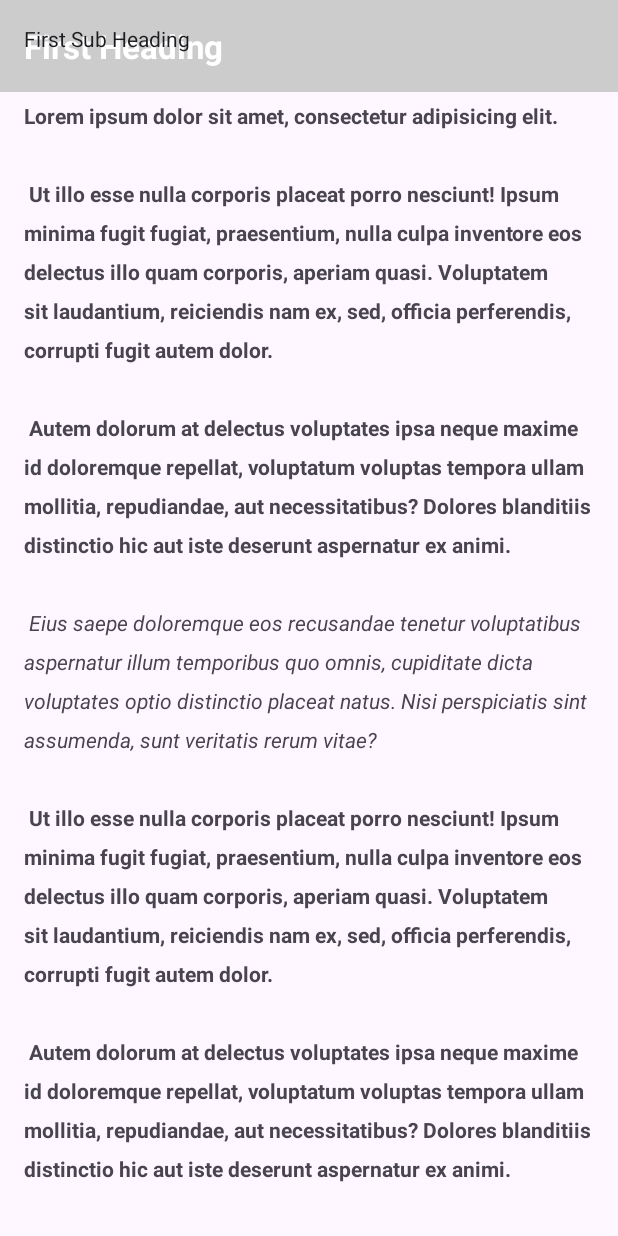
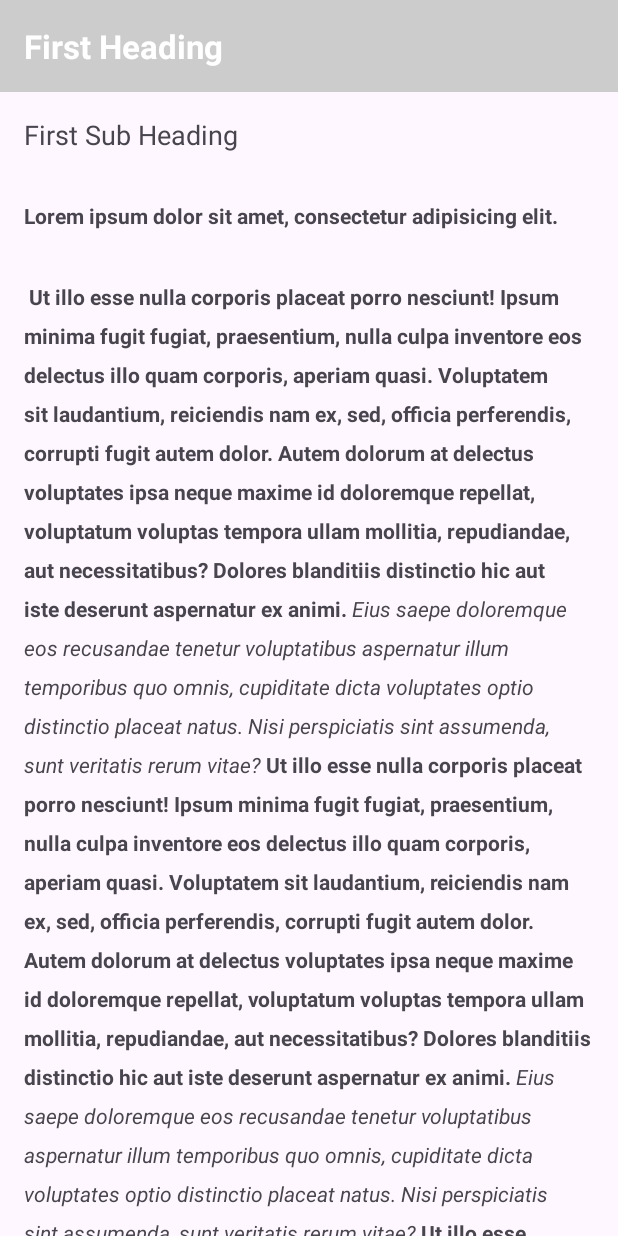
Before and after one commit to barfaibista-cmyk/android-scrolling-text, an Android app: the screen it shows after launch (MainActivity), on a phone screen of 412 x 824 dp. Run offline under Robolectric (Android 15) with nearby library versions, the phone set to English and light mode, and no system bars.

```diff
--- a/app/src/main/res/layout/activity_main.xml
+++ b/app/src/main/res/layout/activity_main.xml
@@ -8,7 +8,7 @@
          android:layout_height="wrap_content"
          android:layout_width="match_parent"
          android:background="@color/colorPrimary"
-    android:textAppearance="@android:style/TextAppearance.DeviceDefault.Large"
+         android:textAppearance="?android:attr/textAppearanceLarge"
          android:padding="@dimen/padding_regular"
          android:textColor="@android:color/white"
          android:id="@+id/article_heading"
@@ -17,8 +17,8 @@
 
     <ScrollView
          android:layout_height="wrap_content"
-    android:layout_width="wrap_content"
-    android:layout_below="@id/article_subheading">
+         android:layout_width="match_parent"
+         android:layout_below="@id/article_heading">
 
         <LinearLayout
              android:layout_height="wrap_content"
@@ -28,20 +28,20 @@
             <TextView
                  android:layout_height="wrap_content"
                  android:layout_width="match_parent"
-        android:layout_below="@id/article_heading"
-        android:textAppearance="@android:style/TextAppearance.DeviceDefault"
+                 android:textAppearance="?android:attr/textAppearanceMedium"
                  android:padding="@dimen/padding_regular"
                  android:id="@+id/article_subheading"
                  android:text="@string/article_subtitle" />
 
             <TextView
                  android:layout_height="wrap_content"
-        android:layout_width="wrap_content"
+                 android:layout_width="match_parent"
                  android:autoLink="web"
                  android:padding="@dimen/padding_regular"
                  android:lineSpacingExtra="@dimen/line_spacing"
                  android:id="@+id/article"
                  android:text="@string/article_text" />
+
         </LinearLayout>
 
     </ScrollView>
--- a/app/src/main/res/values/strings.xml
+++ b/app/src/main/res/values/strings.xml
@@ -3,23 +3,17 @@
   <string name="app_name">Scrolling Text</string>
   <string name="article_title">First Heading</string>
   <string name="article_subtitle">First Sub Heading</string>
-    <string name="article_text"><b>Lorem ipsum dolor sit amet, consectetur adipisicing elit.</b>
-\n\n
+  <string name="article_text"><b>Lorem ipsum dolor sit amet, consectetur adipisicing elit.</b>\n\n
   <b>Ut illo esse nulla corporis placeat porro nesciunt! Ipsum minima fugit fugiat, praesentium, nulla culpa inventore eos delectus illo quam corporis, aperiam quasi. Voluptatem sit laudantium, reiciendis nam ex, sed, officia perferendis, corrupti fugit autem dolor.</b>
-\n\n
   <b>Autem dolorum at delectus voluptates ipsa neque maxime id doloremque repellat, voluptatum voluptas tempora ullam mollitia, repudiandae, aut necessitatibus? Dolores blanditiis distinctio hic aut iste deserunt aspernatur ex animi.</b>
-\n\n
+
   <i>Eius saepe doloremque eos recusandae tenetur voluptatibus aspernatur illum temporibus quo omnis, cupiditate dicta voluptates optio distinctio placeat natus. Nisi perspiciatis sint assumenda, sunt veritatis rerum vitae?</i>
-\n\n
   <b>Ut illo esse nulla corporis placeat porro nesciunt! Ipsum minima fugit fugiat, praesentium, nulla culpa inventore eos delectus illo quam corporis, aperiam quasi. Voluptatem sit laudantium, reiciendis nam ex, sed, officia perferendis, corrupti fugit autem dolor.</b>
-\n\n
   <b>Autem dolorum at delectus voluptates ipsa neque maxime id doloremque repellat, voluptatum voluptas tempora ullam mollitia, repudiandae, aut necessitatibus? Dolores blanditiis distinctio hic aut iste deserunt aspernatur ex animi.</b>
-\n\n
+
   <i>Eius saepe doloremque eos recusandae tenetur voluptatibus aspernatur illum temporibus quo omnis, cupiditate dicta voluptates optio distinctio placeat natus. Nisi perspiciatis sint assumenda, sunt veritatis rerum vitae?</i>
-\n\n
   <b>Ut illo esse nulla corporis placeat porro nesciunt! Ipsum minima fugit fugiat, praesentium, nulla culpa inventore eos delectus illo quam corporis, aperiam quasi. Voluptatem sit laudantium, reiciendis nam ex, sed, officia perferendis, corrupti fugit autem dolor.</b>
-\n\n
+
   <b>Autem dolorum at delectus voluptates ipsa neque maxime id doloremque repellat, voluptatum voluptas tempora ullam mollitia, repudiandae, aut necessitatibus? Dolores blanditiis distinctio hic aut iste deserunt aspernatur ex animi.</b>
-\n\n
   <b>Eius saepe doloremque eos recusandae tenetur voluptatibus aspernatur illum temporibus quo omnis, cupiditate dicta voluptates optio distinctio placeat natus. Nisi perspiciatis sint assumenda, sunt veritatis rerum vitae?</b></string>
 </resources>
--- a/app/src/main/res/values/themes.xml
+++ b/app/src/main/res/values/themes.xml
@@ -14,5 +14,5 @@
     <style name="TextAppearance.ArticleSubheading">
       <item name="android:textAppearance">@android:style/TextAppearance.DeviceDefault</item>
     </style>
-    -->
+  -->
 </resources>
```
Also changed, not shown: 1 other file. Lines whose indentation alone changed are shown as unchanged.
